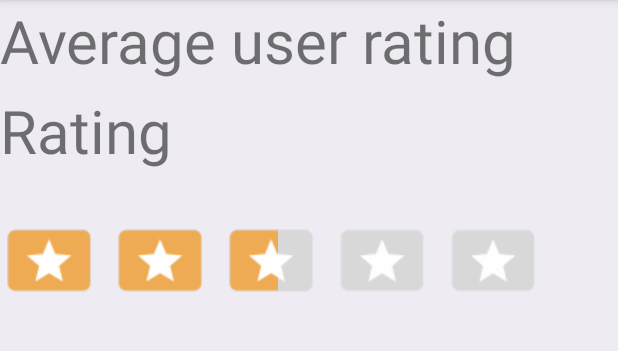
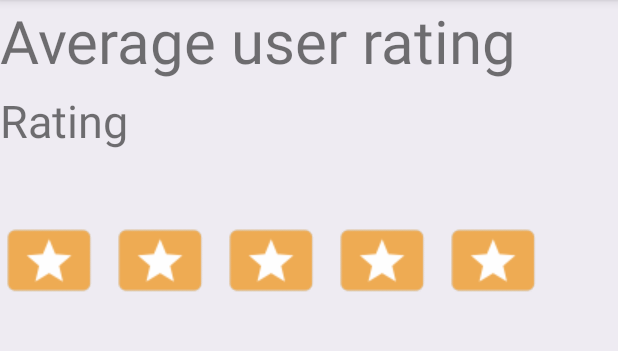
Before and after one commit to phamtandatx/ANDROID-BAITAP-DRAWABLE-RESOURSE, an Android app: the screen it shows after launch (MainActivity), on a phone screen of 412 x 824 dp, the part 84-435 px from its top. Run offline under Robolectric (Android 15) with nearby library versions, the phone set to English and light mode, and no system bars.

Commit message:
clean code

```diff
--- a/app/src/main/java/com/example/baitap_drawable_resourse/MainActivity.java
+++ b/app/src/main/java/com/example/baitap_drawable_resourse/MainActivity.java
@@ -4,43 +4,35 @@ import androidx.appcompat.app.AppCompatActivity;
 
 import android.graphics.Paint;
 import android.os.Bundle;
+import android.text.Html;
 import android.view.View;
 import android.widget.Button;
 import android.widget.RatingBar;
 import android.widget.TextView;
 
 public class MainActivity extends AppCompatActivity {
-    //    TextView Tvtext ;
-//    Button mbtn;
+
     TextView txtRating;
     RatingBar ratingBar;
+    public String string_value;
+
     @Override
     protected void onCreate(Bundle savedInstanceState) {
         super.onCreate(savedInstanceState);
         setContentView(R.layout.activity_main);
 
-//        Tvtext = findViewById(R.id.textView);
-//        mbtn = findViewById(R.id.button);
-//
-//        mbtn.setOnClickListener(new View.OnClickListener() {
-//            @Override
-//            public void onClick(View v) {
-//                Tvtext.setPaintFlags(Tvtext.getPaintFlags() | Paint.UNDERLINE_TEXT_FLAG);
-//            }
-//        });
-        txtRating = (TextView)findViewById(R.id.text_rating);
-        ratingBar = (RatingBar)findViewById(R.id.ratingBar_custom);
+        txtRating = (TextView) findViewById(R.id.text_rating);
+        ratingBar = (RatingBar) findViewById(R.id.ratingBar_custom);
 
         ratingBar.setOnRatingBarChangeListener(new RatingBar.OnRatingBarChangeListener() {
             @Override
             public void onRatingChanged(RatingBar ratingBar, float rating, boolean fromUser) {
-
-                txtRating.setText(rating +"/5");
+                string_value = (String.valueOf(rating));
+                String num_star = "5";
+                String sourceString = "<big>" + "<b>" + string_value + "</b> " + "</big>" + "/" + num_star;
+                txtRating.setText(Html.fromHtml(sourceString));
             }
         });
-
-
-
     }
 
 }
--- a/app/src/main/res/layout/activity_main.xml
+++ b/app/src/main/res/layout/activity_main.xml
@@ -9,7 +9,7 @@
 
     <RatingBar
         android:id="@+id/ratingBar_custom"
-        android:rating="2.5"
+        android:rating="5.0"
         android:numStars="5"
         android:stepSize="0.1"
         android:progressDrawable="@drawable/custom_ratingbar_selector"
@@ -29,10 +29,13 @@
         android:id="@+id/text_rating"
         android:text="Rating"
         android:layout_marginTop="60dp"
-        android:textSize="40sp"
+        android:textSize="30sp"
         app:layout_constraintTop_toTopOf="parent"
         app:layout_constraintLeft_toLeftOf="parent"
         android:layout_width="wrap_content"
         android:layout_height="wrap_content"/>
 
+
+
+
 </androidx.constraintlayout.widget.ConstraintLayout>
--- a/app/src/main/res/values/strings.xml
+++ b/app/src/main/res/values/strings.xml
@@ -1,4 +1,5 @@
 <resources>
     <string name="app_name">BAITAP-DRAWABLE-RESOURSE</string>
     <string name="forgot_password"><u>forgot password?</u></string>
+
 </resources>
```
